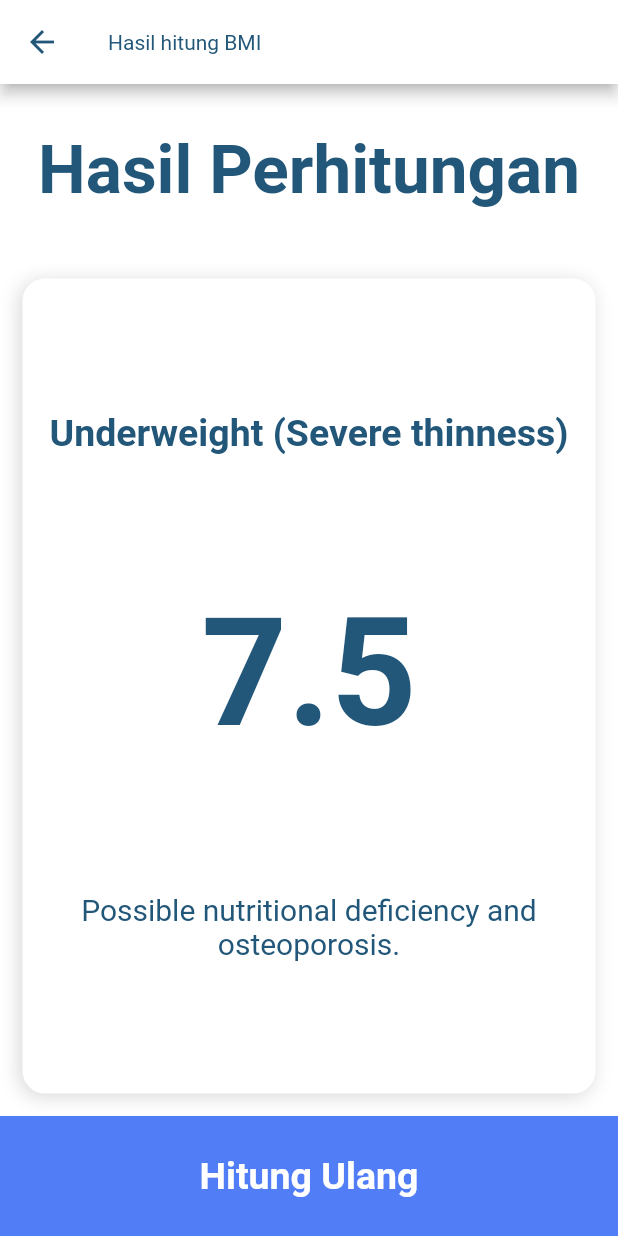
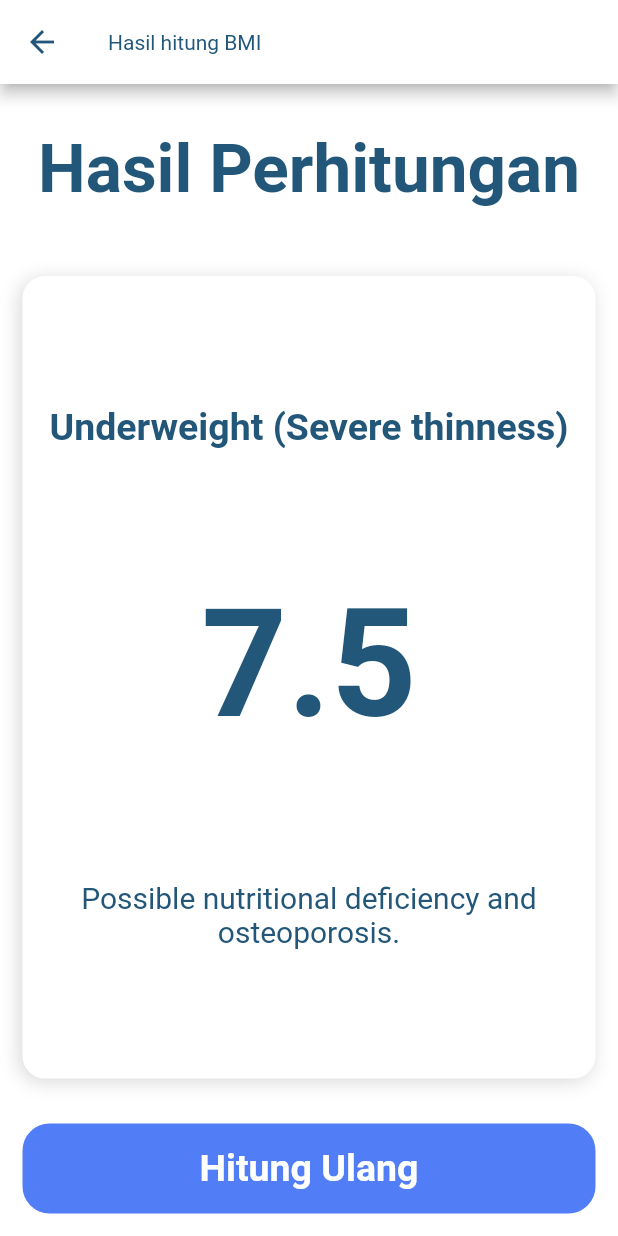
Before and after one commit to JefryFerdiansyah/jefry_bmi, a Flutter app: the screen it shows after launch, after a tap on "Hitung BMI", on a phone screen of 412 x 824 dp. Run offline on Flutter 3.47's test engine with Material 2 defaults, Android fonts, the phone set to English and light mode, and no system bars.

Commit message:
Ganti button hasil hitung

```diff
--- a/lib/views/bmi_result_screen.dart
+++ b/lib/views/bmi_result_screen.dart
@@ -128,8 +128,12 @@ class BmiResultScreen extends StatelessWidget {
               Navigator.pop(context);
             },
             child: Container(
-              height: 80,
-              color: const Color(0xFF517df6),
+              height: 60,
+              margin: EdgeInsets.all(15),
+              decoration: BoxDecoration(
+                borderRadius: BorderRadius.circular(18),
+                color: const Color(0xFF517df6),
+              ),
               child: const Center(child:
                 Text("Hitung Ulang",
                   style: TextStyle(
```
